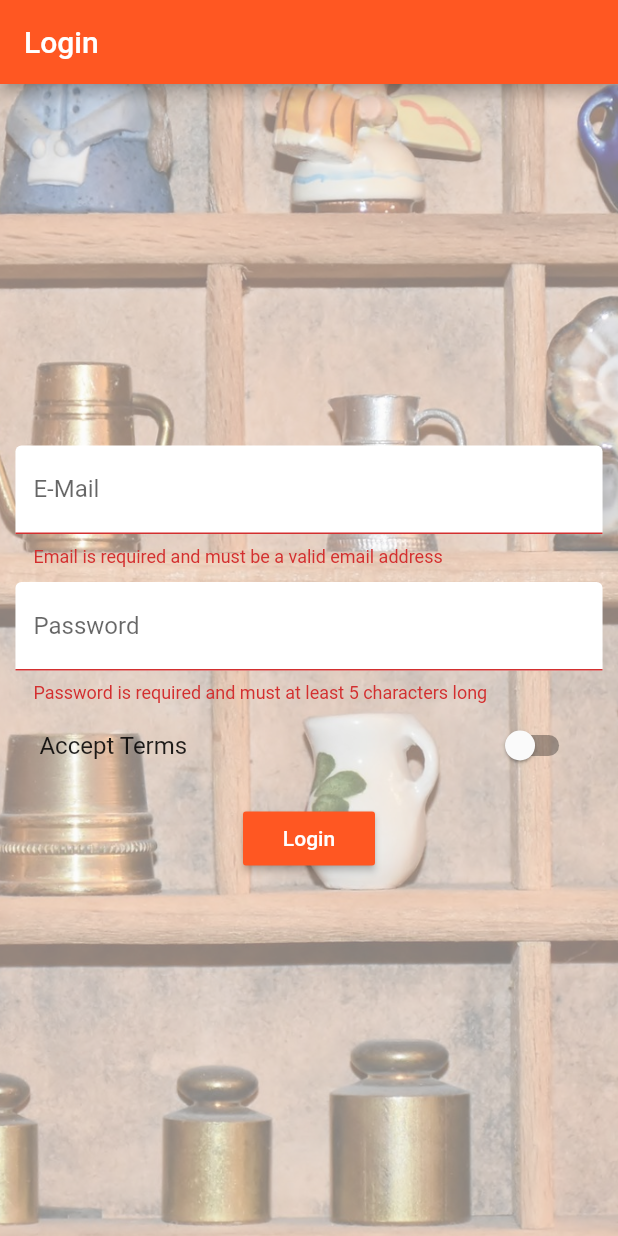
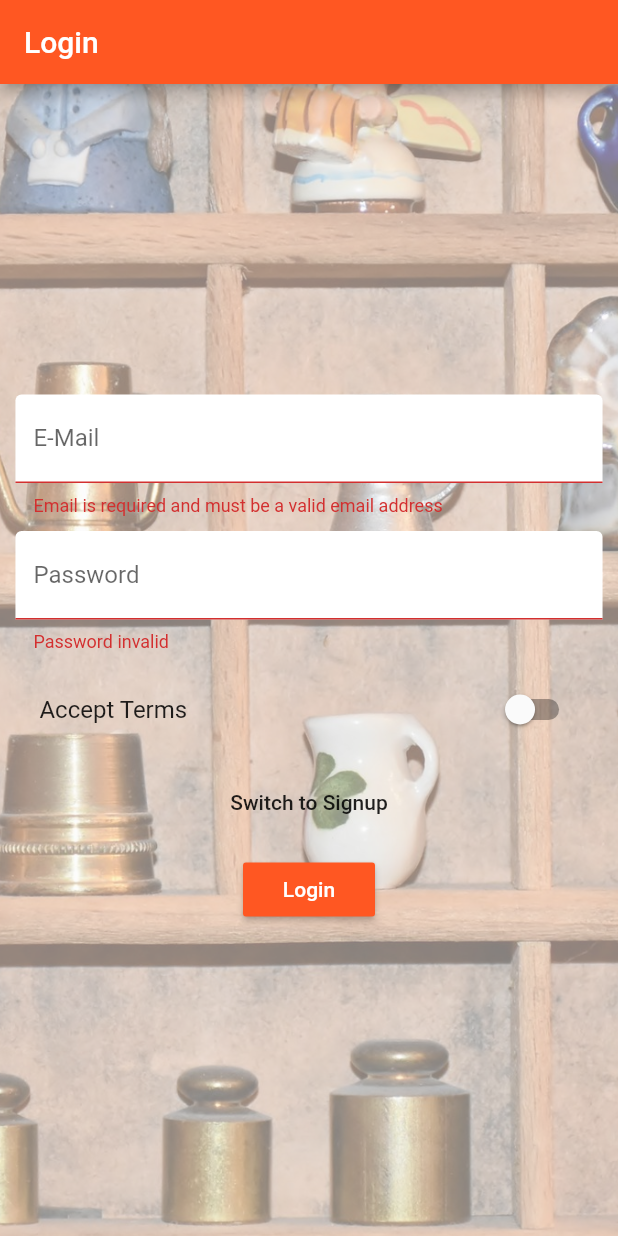
Before and after one commit to fiixed/flutter-easylist, a Flutter app: the screen it shows after launch, after a tap on "Login", on a phone screen of 412 x 824 dp. Run offline on Flutter 3.47's test engine with Material 2 defaults, Android fonts, the phone set to English and light mode, and no system bars; accounts and stored records are empty; network calls fail.

Commit message:
add signup functionality

```diff
--- a/lib/pages/auth.dart
+++ b/lib/pages/auth.dart
@@ -2,6 +2,8 @@ import 'package:flutter/material.dart';
 import 'package:scoped_model/scoped_model.dart';
 
 import '../scoped-models/main.dart';
+
+enum AuthMode { Signup, Login }
 
 class AuthPage extends StatefulWidget {
   @override
@@ -21,6 +23,8 @@ class _AuthPageState extends State<AuthPage> {
   // bool _acceptTerms = false;
 
   final GlobalKey<FormState> _formKey = GlobalKey<FormState>();
+  final TextEditingController _passwordTextController = TextEditingController();
+  AuthMode _authMode = AuthMode.Login;
 
   DecorationImage _buildBackgroundImage() {
     return DecorationImage(
@@ -51,16 +55,30 @@ class _AuthPageState extends State<AuthPage> {
 
   Widget _buildPasswordTextField() {
     return TextFormField(
-      obscureText: true,
       decoration: InputDecoration(
           labelText: 'Password', filled: true, fillColor: Colors.white),
+      obscureText: true,
+      controller: _passwordTextController,
       validator: (String value) {
-        if (value.isEmpty || value.length <= 4) {
-          return 'Password is required and must at least 5 characters long';
+        if (value.isEmpty || value.length < 6) {
+          return 'Password invalid';
         }
       },
       onSaved: (String value) {
         _formData['password'] = value;
+      },
+    );
+  }
+
+  Widget _buildPasswordConfirmTextField() {
+    return TextFormField(
+      decoration: InputDecoration(
+          labelText: 'Confirm Password', filled: true, fillColor: Colors.white),
+      obscureText: true,
+      validator: (String value) {
+        if (_passwordTextController.text != value) {
+          return 'Passwords do not match.';
+        }
       },
     );
   }
@@ -77,13 +95,37 @@ class _AuthPageState extends State<AuthPage> {
     );
   }
 
-  void _submitForm(Function login) {
+  void _submitForm(Function login, Function signup) async {
     if (!_formKey.currentState.validate() || !_formData['acceptTerms']) {
       return;
     }
     _formKey.currentState.save();
+    if (_authMode == AuthMode.Login) {
       login(_formData['email'], _formData['password']);
+    } else {
+      final Map<String, dynamic> successInformation =
+          await signup(_formData['email'], _formData['password']);
+      if (successInformation['success']) {
         Navigator.pushReplacementNamed(context, '/products');
+      } else {
+        showDialog(
+            context: context,
+            builder: (BuildContext context) {
+              return AlertDialog(
+                title: Text('An Error Occured!'),
+                content: Text(successInformation['message']),
+                actions: <Widget>[
+                  FlatButton(
+                    child: Text('Okay'),
+                    onPressed: () {
+                      Navigator.of(context).pop();
+                    },
+                  ),
+                ],
+              );
+            });
+      }
+    }
   }
 
   @override
@@ -110,18 +152,39 @@ class _AuthPageState extends State<AuthPage> {
                     _buildEmailTextField(),
                     SizedBox(height: 10.0),
                     _buildPasswordTextField(),
+                    SizedBox(height: 10.0),
+                    _authMode == AuthMode.Signup
+                        ? _buildPasswordConfirmTextField()
+                        : Container(),
                     _buildAcceptSwitch(),
+                    SizedBox(height: 10.0),
+                    FlatButton(
+                      child: Text(
+                          'Switch to ${_authMode == AuthMode.Login ? 'Signup' : 'Login'}'),
+                      onPressed: () {
+                        setState(() {
+                          _authMode = _authMode == AuthMode.Login
+                              ? AuthMode.Signup
+                              : AuthMode.Login;
+                        });
+                      },
+                    ),
                     SizedBox(height: 10.0),
                     ScopedModelDescendant<MainModel>(
                       builder: (BuildContext context, Widget child,
                           MainModel model) {
-                        return RaisedButton(
+                        return model.isLoading
+                            ? CircularProgressIndicator()
+                            : RaisedButton(
                                 child: Text(
-                            'Login',
+                                  _authMode == AuthMode.Login
+                                      ? 'Login'
+                                      : 'SignUp',
                                 ),
                                 color: Theme.of(context).primaryColor,
                                 textColor: Colors.white,
-                          onPressed: () => _submitForm(model.login),
+                                onPressed: () =>
+                                    _submitForm(model.login, model.signup),
                               );
                       },
                     ),
```
Also changed, not shown: lib/scoped-models/connected_products.dart (+100 -46 lines), 1 other file. Lines whose indentation alone changed are shown as unchanged.
